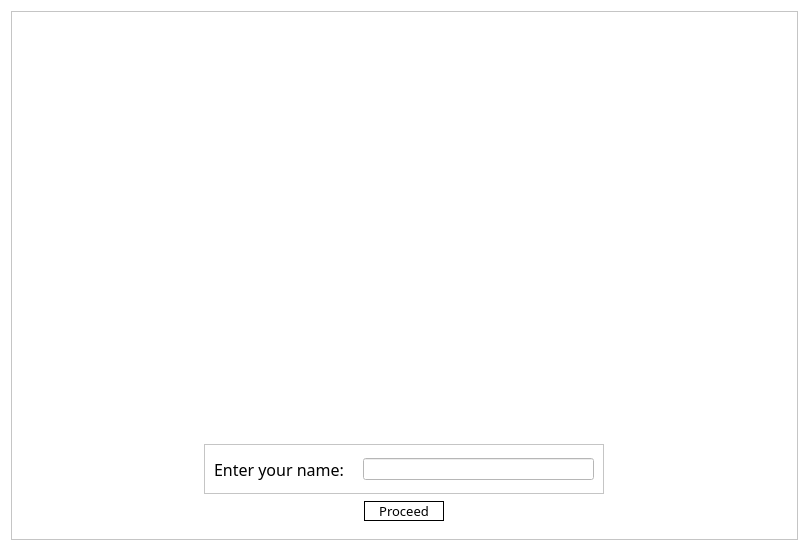
pranav1416/elixir-math-quiz, file screen/_ui/home_screen.ui: the form before one commit.
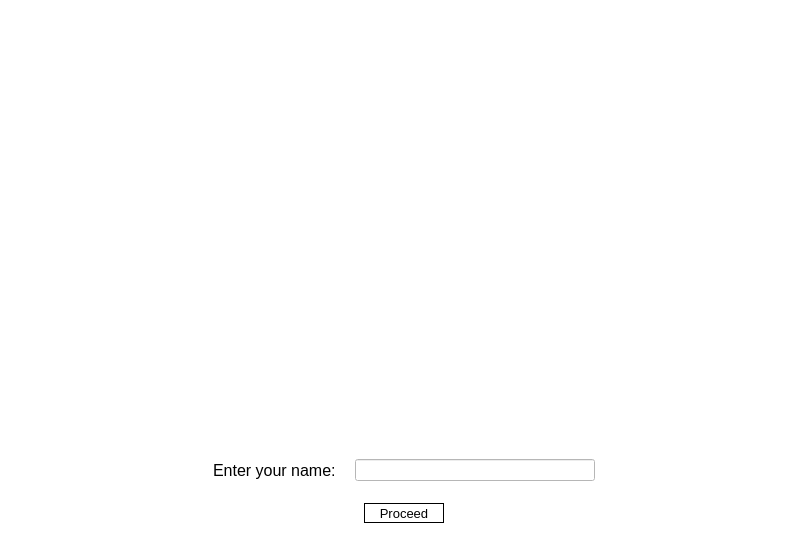
The form after the commit. Icons and pictures are not drawn.

Commit message: fixed font and logo issues

Diff of the .ui file:
```diff
--- a/screen/_ui/home_screen.ui
+++ b/screen/_ui/home_screen.ui
@@ -22,11 +22,17 @@
   <layout class="QVBoxLayout" name="verticalLayout">
    <item>
     <widget class="QFrame" name="frame_2">
+     <property name="sizePolicy">
+      <sizepolicy hsizetype="Expanding" vsizetype="Expanding">
+       <horstretch>0</horstretch>
+       <verstretch>0</verstretch>
+      </sizepolicy>
+     </property>
      <property name="styleSheet">
       <string notr="true"/>
      </property>
      <property name="frameShape">
-      <enum>QFrame::StyledPanel</enum>
+      <enum>QFrame::NoFrame</enum>
      </property>
      <property name="frameShadow">
       <enum>QFrame::Raised</enum>
@@ -69,17 +75,20 @@
          <string notr="true"/>
         </property>
         <property name="frameShape">
-         <enum>QFrame::StyledPanel</enum>
+         <enum>QFrame::NoFrame</enum>
         </property>
         <property name="frameShadow">
          <enum>QFrame::Raised</enum>
         </property>
+        <property name="lineWidth">
+         <number>0</number>
+        </property>
         <layout class="QHBoxLayout" name="horizontalLayout">
          <item>
           <widget class="QLabel" name="label">
            <property name="font">
             <font>
-             <family>微軟正黑體</family>
+             <family>Arial</family>
              <pointsize>12</pointsize>
             </font>
            </property>
@@ -93,6 +102,11 @@
          </item>
          <item>
           <widget class="QLineEdit" name="userName">
+           <property name="font">
+            <font>
+             <family>Arial</family>
+            </font>
+           </property>
            <property name="styleSheet">
             <string notr="true"/>
            </property>
@@ -111,7 +125,7 @@
         </property>
         <property name="font">
          <font>
-          <family>微軟正黑體</family>
+          <family>Arial</family>
           <pointsize>10</pointsize>
          </font>
         </property>
```
Left out of the diff: 2 changed lines with no effect on the pictures. The commit also changes 1 other file.
